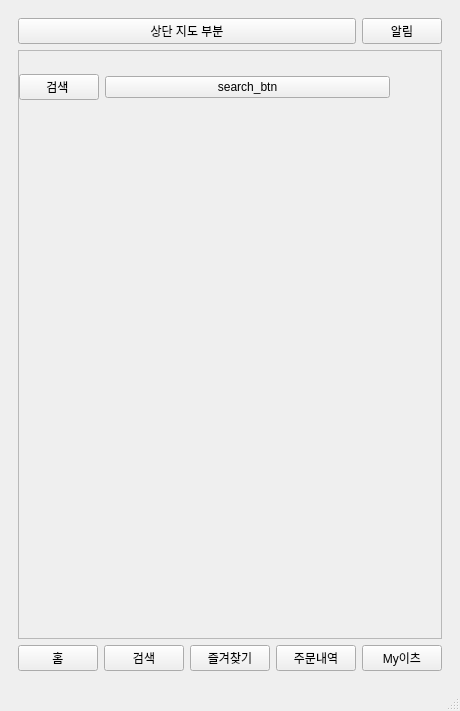
First picture: the form in coucoumain.ui, repository turtle4105/CouCouEats, before the edit.
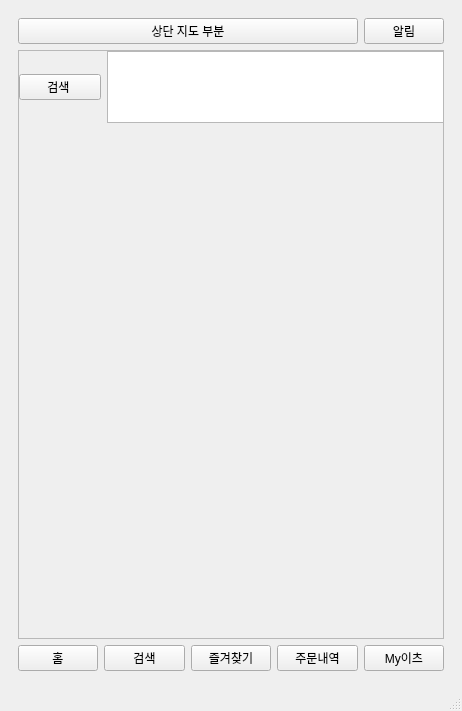
Second picture: the form after the edit.

What changed in the file:
```diff
--- a/coucoumain.ui
+++ b/coucoumain.ui
@@ -9,7 +9,7 @@
    <rect>
     <x>0</x>
     <y>0</y>
-    <width>400</width>
+    <width>462</width>
     <height>711</height>
    </rect>
   </property>
@@ -78,7 +78,7 @@
             <rect>
              <x>0</x>
              <y>0</y>
-             <width>362</width>
+             <width>424</width>
              <height>551</height>
             </rect>
            </property>
@@ -87,11 +87,11 @@
              <rect>
               <x>0</x>
               <y>0</y>
-              <width>371</width>
+              <width>431</width>
               <height>72</height>
              </rect>
             </property>
-            <layout class="QHBoxLayout" name="Search_V_Layout" stretch="0,8">
+            <layout class="QHBoxLayout" name="Search_V_Layout">
              <item>
               <widget class="QPushButton" name="search_icon">
                <property name="text">
@@ -100,9 +100,18 @@
               </widget>
              </item>
              <item>
-              <widget class="QPushButton" name="search_btn">
-               <property name="text">
-                <string>search_btn</string>
+              <widget class="QTextEdit" name="textEdit">
+               <property name="minimumSize">
+                <size>
+                 <width>343</width>
+                 <height>0</height>
+                </size>
+               </property>
+               <property name="maximumSize">
+                <size>
+                 <width>343</width>
+                 <height>16777215</height>
+                </size>
                </property>
               </widget>
              </item>
@@ -112,12 +121,12 @@
             <property name="geometry">
              <rect>
               <x>0</x>
-              <y>70</y>
-              <width>433</width>
-              <height>501</height>
+              <y>40</y>
+              <width>431</width>
+              <height>301</height>
              </rect>
             </property>
-            <layout class="QVBoxLayout" name="main_layout"/>
+            <layout class="QGridLayout" name="CategoryLayout"/>
            </widget>
           </widget>
          </widget>
```
Left out of the diff: 6 changed lines with no effect on the pictures.
